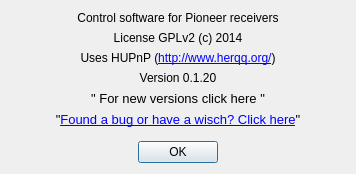
This is aboutdialog.ui in AceOfSnakes/AvrPioRemote as Qt 5 draws it before an edit. The edited form follows.
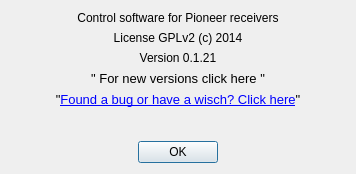
This is the edited form.

The edit to the form file:
```diff
--- a/aboutdialog.ui
+++ b/aboutdialog.ui
@@ -37,26 +37,10 @@
      </property>
     </widget>
    </item>
-   <item>
-    <widget class="QLabel" name="label_6">
-     <property name="text">
-      <string>&lt;html&gt;&lt;head/&gt;&lt;body&gt;&lt;p&gt;Uses HUPnP (&lt;a href=&quot;http://www.herqq.org/&quot;&gt;&lt;span style=&quot; text-decoration: underline; color:#0000ff;&quot;&gt;http://www.herqq.org/&lt;/span&gt;&lt;/a&gt;)&lt;/p&gt;&lt;/body&gt;&lt;/html&gt;</string>
-     </property>
-     <property name="alignment">
-      <set>Qt::AlignCenter</set>
-     </property>
-     <property name="openExternalLinks">
-      <bool>true</bool>
-     </property>
-     <property name="textInteractionFlags">
-      <set>Qt::LinksAccessibleByMouse</set>
-     </property>
-    </widget>
-   </item>
    <item>
     <widget class="QLabel" name="label_3">
      <property name="text">
-      <string>Version 0.1.20</string>
+      <string>Version 0.1.21</string>
      </property>
      <property name="alignment">
       <set>Qt::AlignCenter</set>
```
